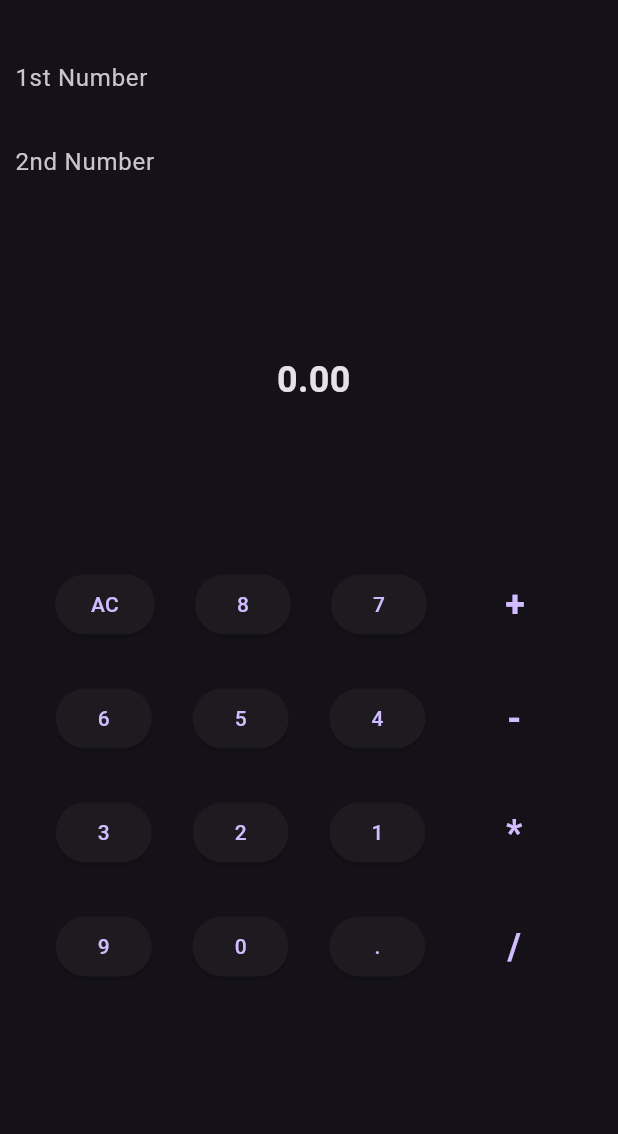
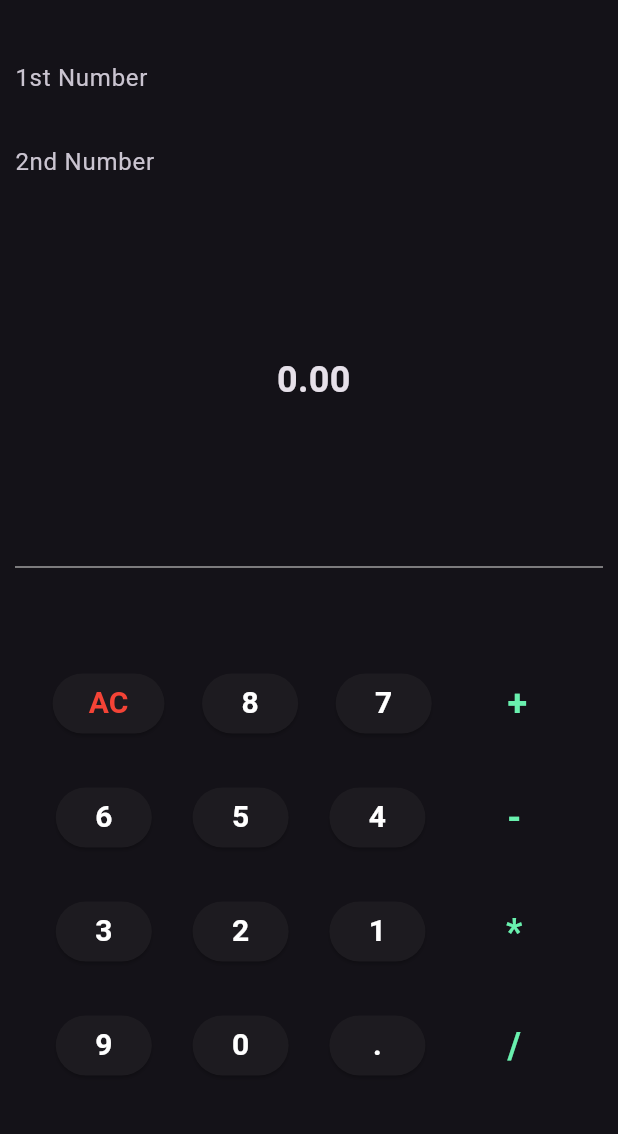
Before and after one commit to SilverShadow123/calculator_app, a Flutter app: the screen it shows after launch, on a phone screen of 412 x 824 dp, the part 63-1197 px from its top. Run offline on Flutter 3.47's test engine with Material 3 defaults, Android fonts, the phone set to English and light mode, and no system bars.

Commit message:
Updating UI

```diff
--- a/lib/home_screen.dart
+++ b/lib/home_screen.dart
@@ -27,9 +27,12 @@ class _HomeScreenState extends State<HomeScreen> {
           padding: const EdgeInsets.all(10.0),
           child: SafeArea(
             child: SingleChildScrollView(
+
               child: Column(
+                mainAxisAlignment: MainAxisAlignment.spaceEvenly,
                 children: [
-
+                  Column(
+                    children: [
                       TextField(
                         controller: _controller,
                         focusNode: _focusNode1,
@@ -41,7 +44,6 @@ class _HomeScreenState extends State<HomeScreen> {
                           label: Text('1st Number'),
                         ),
                       ),
-
                       TextField(
                         controller: _seccontroller,
                         focusNode: _focusNode2,
@@ -53,39 +55,41 @@ class _HomeScreenState extends State<HomeScreen> {
                           label: Text('2nd Number'),
                         ),
                       ),
-
+                    ],
+                  ),
                   const SizedBox(
                     height: 100,
                   ),
-
                   Text(
                     ' ${_reasult.toStringAsFixed(2)}',
                     style: TextStyle(fontSize: 24, fontWeight: FontWeight.bold),
                   ),
-
                   const SizedBox(
                     height: 100,
                   ),
-
+                  const Divider(
+                    color: Colors.grey,
+                  ),
+                  Column(
+                    children: [
+                      const SizedBox(
+                        height: 50,
+                      ),
                       _buttonBar1(),
-
                       const SizedBox(
                         height: 10,
                       ),
-
                       _buttonBar2(),
-
                       const SizedBox(
                         height: 10,
                       ),
-
                       _buttonBar3(),
-
                       const SizedBox(
                         height: 10,
                       ),
-
                       _buttonBar4(),
+                    ],
+                  ),
                 ],
               ),
             ),
@@ -99,21 +103,36 @@ class _HomeScreenState extends State<HomeScreen> {
       children: [
         ElevatedButton(
           onPressed: _clear,
-          child: const Text('AC'),
+          child: const Text(
+            'AC',
+            style: TextStyle(
+                fontWeight: FontWeight.bold, fontSize: 20, color: Colors.red),
+          ),
         ),
         ElevatedButton(
           onPressed: () => _appendNumber("8"),
-          child: const Text('8'),
+          child: const Text('8',
+              style: TextStyle(
+                  fontWeight: FontWeight.bold,
+                  fontSize: 20,
+                  color: Colors.white)),
         ),
         ElevatedButton(
           onPressed: () => _appendNumber("7"),
-          child: const Text('7'),
+          child: const Text('7',
+              style: TextStyle(
+                  fontWeight: FontWeight.bold,
+                  fontSize: 20,
+                  color: Colors.white)),
         ),
         TextButton(
             onPressed: _addition,
             child: const Text(
               '+',
-              style: TextStyle(fontWeight: FontWeight.bold, fontSize: 24),
+              style: TextStyle(
+                  fontWeight: FontWeight.bold,
+                  fontSize: 24,
+                  color: Colors.greenAccent),
             )),
       ],
     );
@@ -125,21 +144,36 @@ class _HomeScreenState extends State<HomeScreen> {
       children: [
         ElevatedButton(
           onPressed: () => _appendNumber("6"),
-          child: const Text('6'),
+          child: const Text('6',
+              style: TextStyle(
+                  fontWeight: FontWeight.bold,
+                  fontSize: 20,
+                  color: Colors.white)),
         ),
         ElevatedButton(
           onPressed: () => _appendNumber("5"),
-          child: const Text('5'),
+          child: const Text('5',
+              style: TextStyle(
+                  fontWeight: FontWeight.bold,
+                  fontSize: 20,
+                  color: Colors.white)),
         ),
         ElevatedButton(
           onPressed: () => _appendNumber("4"),
-          child: const Text('4'),
+          child: const Text('4',
+              style: TextStyle(
+                  fontWeight: FontWeight.bold,
+                  fontSize: 20,
+                  color: Colors.white)),
         ),
         TextButton(
             onPressed: _subtract,
             child: const Text(
               '-',
-              style: TextStyle(fontWeight: FontWeight.bold, fontSize: 24),
+              style: TextStyle(
+                  fontWeight: FontWeight.bold,
+                  fontSize: 24,
+                  color: Colors.greenAccent),
             )),
       ],
     );
@@ -151,21 +185,36 @@ class _HomeScreenState extends State<HomeScreen> {
       children: [
         ElevatedButton(
           onPressed: () => _appendNumber("3"),
-          child: const Text('3'),
+          child: const Text('3',
+              style: TextStyle(
+                  fontWeight: FontWeight.bold,
+                  fontSize: 20,
+                  color: Colors.white)),
         ),
         ElevatedButton(
           onPressed: () => _appendNumber("2"),
-          child: const Text('2'),
+          child: const Text('2',
+              style: TextStyle(
+                  fontWeight: FontWeight.bold,
+                  fontSize: 20,
+                  color: Colors.white)),
         ),
         ElevatedButton(
           onPressed: () => _appendNumber("1"),
-          child: const Text('1'),
+          child: const Text('1',
+              style: TextStyle(
+                  fontWeight: FontWeight.bold,
+                  fontSize: 20,
+                  color: Colors.white)),
         ),
         TextButton(
             onPressed: _multiplication,
             child: const Text(
               '*',
-              style: TextStyle(fontWeight: FontWeight.bold, fontSize: 24),
+              style: TextStyle(
+                  fontWeight: FontWeight.bold,
+                  fontSize: 24,
+                  color: Colors.greenAccent),
             )),
       ],
     );
@@ -177,21 +226,36 @@ class _HomeScreenState extends State<HomeScreen> {
       children: [
         ElevatedButton(
           onPressed: () => _appendNumber("9"),
-          child: const Text('9'),
+          child: const Text('9',
+              style: TextStyle(
+                  fontWeight: FontWeight.bold,
+                  fontSize: 20,
+                  color: Colors.white)),
         ),
         ElevatedButton(
           onPressed: () => _appendNumber("0"),
-          child: const Text('0'),
+          child: const Text('0',
+              style: TextStyle(
+                  fontWeight: FontWeight.bold,
+                  fontSize: 20,
+                  color: Colors.white)),
         ),
         ElevatedButton(
           onPressed: () => _appendNumber("."),
-          child: const Text('.'),
+          child: const Text('.',
+              style: TextStyle(
+                  fontWeight: FontWeight.bold,
+                  fontSize: 20,
+                  color: Colors.white)),
         ),
         TextButton(
             onPressed: _division,
             child: const Text(
               '/',
-              style: TextStyle(fontWeight: FontWeight.bold, fontSize: 24),
+              style: TextStyle(
+                  fontWeight: FontWeight.bold,
+                  fontSize: 24,
+                  color: Colors.greenAccent),
             )),
       ],
     );
@@ -200,13 +264,9 @@ class _HomeScreenState extends State<HomeScreen> {
   void _clear() {
     _seccontroller.clear();
     _controller.clear();
-     _reasult =0;
-     setState(() {
-
-     });
-
+    _reasult = 0;
+    setState(() {});
   }
-
 
   void _appendNumber(String number) {
     if (_focusNode1.hasFocus) {
```
Lines whose indentation alone changed are shown as unchanged.
